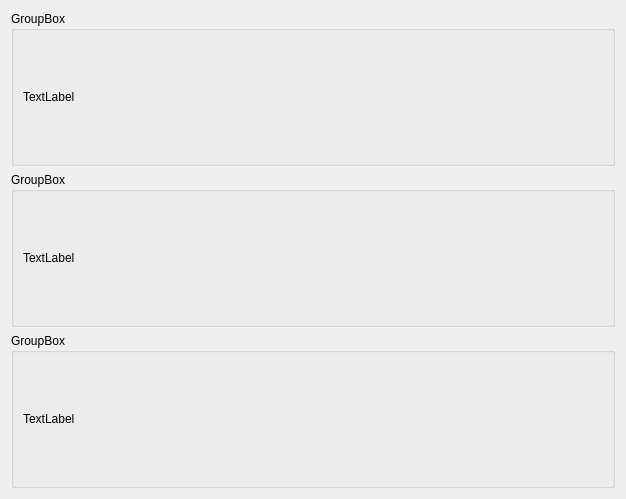
The window that src/MainWindow.ui (wengxt/fcitx-skin-viewer) describes before a commit, drawn with Qt 5.
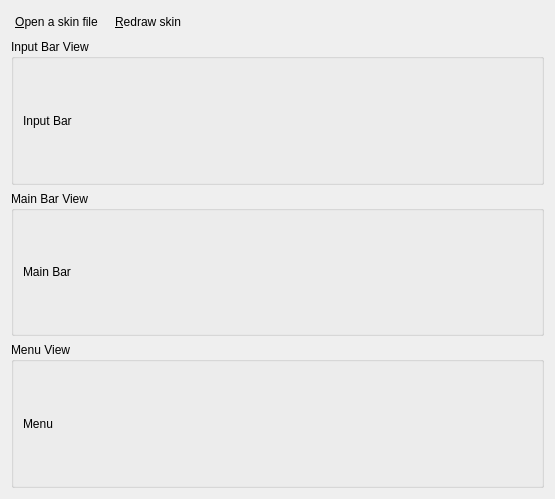
The same window after the commit.

Commit message: Now can open a specified file with a dialog.

Patch:
```diff
--- a/src/MainWindow.ui
+++ b/src/MainWindow.ui
@@ -6,7 +6,7 @@
    <rect>
     <x>0</x>
     <y>0</y>
-    <width>626</width>
+    <width>555</width>
     <height>499</height>
    </rect>
   </property>
@@ -14,16 +14,53 @@
    <string>Form</string>
   </property>
   <layout class="QVBoxLayout" name="verticalLayout">
+   <item>
+    <layout class="QHBoxLayout" name="horizontalLayout">
+     <item>
+      <widget class="QPushButton" name="openButton">
+       <property name="text">
+        <string>&amp;Open a skin file</string>
+       </property>
+       <property name="flat">
+        <bool>true</bool>
+       </property>
+      </widget>
+     </item>
+     <item>
+      <widget class="QPushButton" name="redrawButton">
+       <property name="text">
+        <string>&amp;Redraw skin</string>
+       </property>
+       <property name="flat">
+        <bool>true</bool>
+       </property>
+      </widget>
+     </item>
+     <item>
+      <spacer name="horizontalSpacer">
+       <property name="orientation">
+        <enum>Qt::Horizontal</enum>
+       </property>
+       <property name="sizeHint" stdset="0">
+        <size>
+         <width>40</width>
+         <height>20</height>
+        </size>
+       </property>
+      </spacer>
+     </item>
+    </layout>
+   </item>
    <item>
     <widget class="QGroupBox" name="groupBox">
      <property name="title">
-      <string>GroupBox</string>
+      <string>Input Bar View</string>
      </property>
      <layout class="QVBoxLayout" name="verticalLayout_2">
       <item>
        <widget class="QLabel" name="inputWindowLabel">
         <property name="text">
-         <string>TextLabel</string>
+         <string>Input Bar</string>
         </property>
        </widget>
       </item>
@@ -33,13 +70,13 @@
    <item>
     <widget class="QGroupBox" name="groupBox_2">
      <property name="title">
-      <string>GroupBox</string>
+      <string>Main Bar View</string>
      </property>
      <layout class="QVBoxLayout" name="verticalLayout_3">
       <item>
        <widget class="QLabel" name="mainBarLabel">
         <property name="text">
-         <string>TextLabel</string>
+         <string>Main Bar</string>
         </property>
        </widget>
       </item>
@@ -49,13 +86,13 @@
    <item>
     <widget class="QGroupBox" name="groupBox_3">
      <property name="title">
-      <string>GroupBox</string>
+      <string>Menu View</string>
      </property>
      <layout class="QVBoxLayout" name="verticalLayout_4">
       <item>
        <widget class="QLabel" name="label_2">
         <property name="text">
-         <string>TextLabel</string>
+         <string>Menu</string>
         </property>
        </widget>
       </item>
```
Left out of the diff: 2 changed lines with no effect on the pictures. The commit also changes 3 other files.
